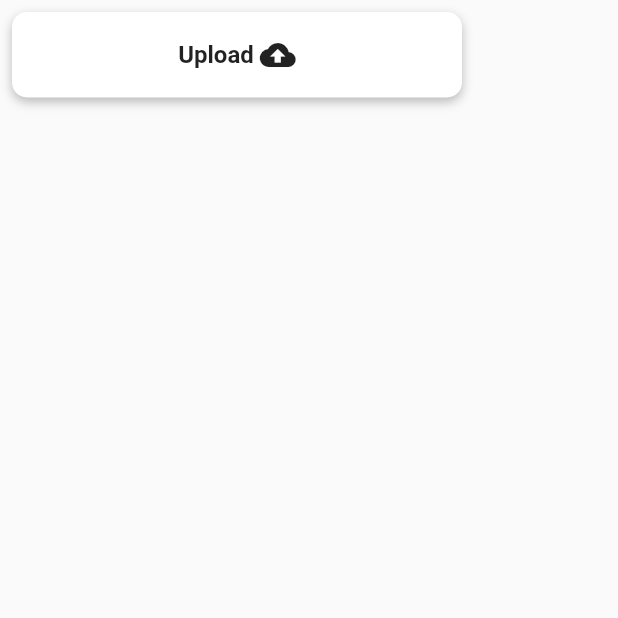
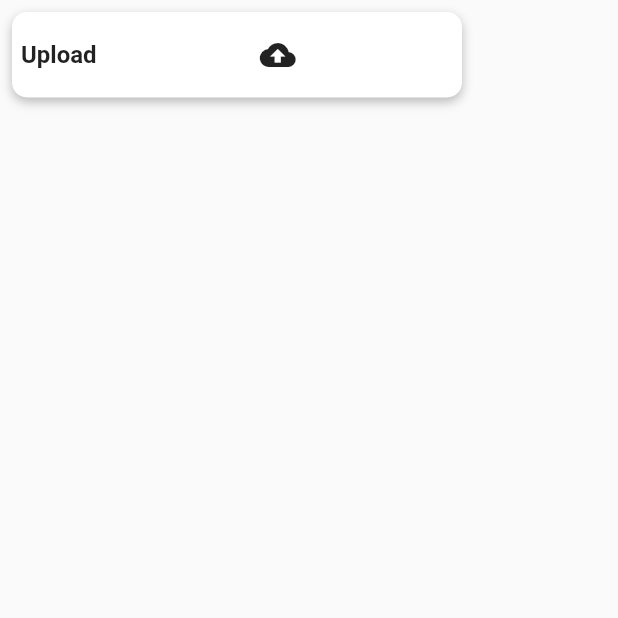
Before and after one commit to isaacmuxic/matchering_ui, a Flutter app: the screen it shows after launch, on a phone screen of 412 x 824 dp, the top half of it. Run offline on Flutter 3.47's test engine with Material 2 defaults, Android fonts, the light colour scheme and no system bars; our stand-ins replace dio, file_picker, just_audio, rxdart; missing offline and left inert: audio_session, dart:html.

Commit message:
listItem UI

```diff
--- a/lib/API/upload.dart
+++ b/lib/API/upload.dart
@@ -22,7 +22,7 @@ Future<List<int>> matchering(List<int> bytes, String name) async {
     );
     return response.data!; // as List<int>;
   } on DioError catch (e) {
-    throw Exception(e.response!.statusCode);
+    throw Exception(e.response!.data ?? e.response!.statusCode);
   }
   return [];
 }
--- a/lib/Widgets/list_item.dart
+++ b/lib/Widgets/list_item.dart
@@ -58,7 +58,7 @@ class _ListItemState extends State<ListItem> {
                     fontWeight: FontWeight.bold,
                   ),
                 ),
-                widget.child,
+                Expanded(child: widget.child),
               ],
             ),
           ),
--- a/lib/Widgets/local_file.dart
+++ b/lib/Widgets/local_file.dart
@@ -32,12 +32,12 @@ class _LocalFileState extends State<LocalFile> {
             //errorMsg: errorMsg['song']!,
             //error: displayErrorMsg['song']!,
             onPress: () => pickFile(),
-            child: uploadPicker.fileName.trim() == ''
+            child: uploadPicker.file.name.trim() == ''
                 ? const Icon(
                     Icons.cloud_upload,
                   )
                 : Text(
-                    uploadPicker.fileName,
+                    uploadPicker.file.name,
                     overflow: TextOverflow.ellipsis,
                     style: TextStyle(
                       fontSize: 16,
```
